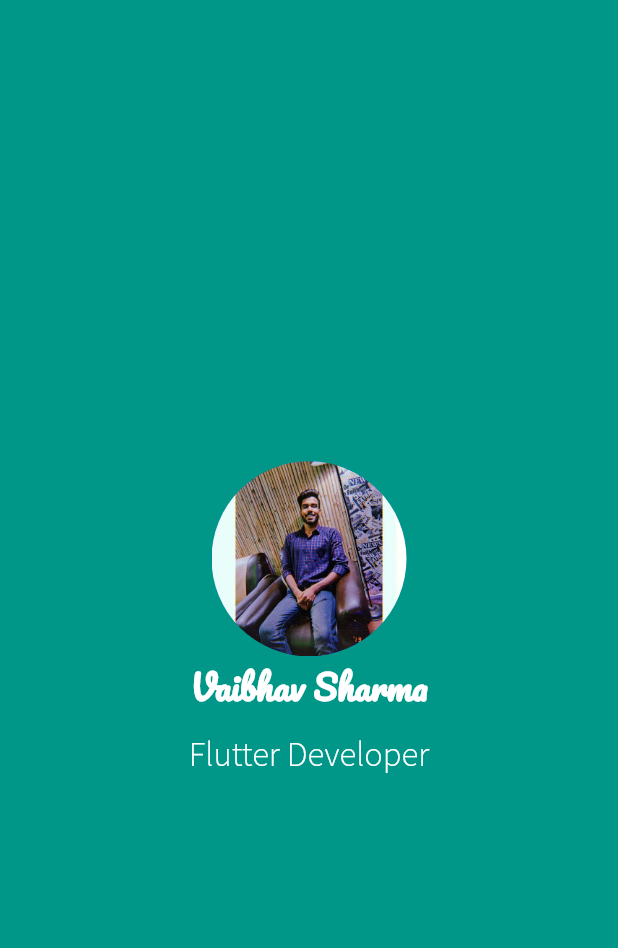
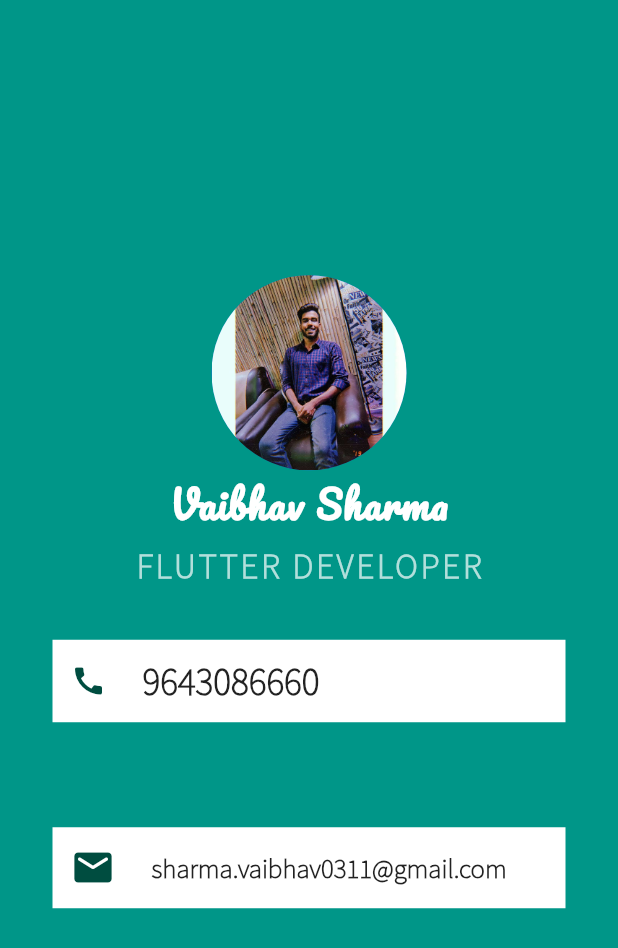
Before and after one commit to vaibhv0311/contact_card, a Flutter app: the screen it shows after launch, on a phone screen of 412 x 824 dp. Shown: the top 948 px of the screen. Run offline on Flutter 3.47's test engine with Material 2 defaults, Android fonts, the phone set to English and light mode, and no system bars.

Commit message:
added user details

```diff
--- a/lib/main.dart
+++ b/lib/main.dart
@@ -26,21 +26,80 @@ class MyApp extends StatelessWidget {
                 "Vaibhav Sharma",
                 style: TextStyle(
                   color: Colors.white,
-                  fontSize: 23,
+                  fontSize: 25,
+                  letterSpacing: 1,
                   fontFamily: 'Pacifico',
                   fontWeight: FontWeight.bold,
                 ),
               ),
               SizedBox(
-                height: 10,
+                height: 5,
               ),
               Text(
-                "Flutter Developer",
+                "FLUTTER DEVELOPER",
                 style: TextStyle(
-                  color: Colors.white,
+                  letterSpacing: 2,
+                  color: Colors.teal[100],
                   fontSize: 23,
                   fontFamily: 'Sans Pro',
-                  fontStyle: FontStyle.normal,
+                  fontWeight: FontWeight.bold,
+                ),
+              ),
+              Container(
+                color: Colors.white,
+                margin: EdgeInsets.all(35),
+                child: SafeArea(
+                  child: Row(
+                    children: [
+                      Padding(
+                        padding: const EdgeInsets.all(12.0),
+                        child: Icon(
+                          Icons.call,
+                          color: Colors.teal[900],
+                        ),
+                      ),
+                      Padding(
+                        padding: const EdgeInsets.all(12.0),
+                        child: Text(
+                          "9643086660",
+                          style: TextStyle(
+                            fontSize: 25,
+                            fontFamily: 'Sans Pro',
+                            fontWeight: FontWeight.bold,
+                          ),
+                        ),
+                      ),
+                    ],
+                  ),
+                ),
+              ),
+              Container(
+                color: Colors.white,
+                margin: EdgeInsets.all(35),
+                child: SafeArea(
+                  child: Row(
+                    children: [
+                      Padding(
+                        padding: const EdgeInsets.all(12.0),
+                        child: Icon(
+                          Icons.email_rounded,
+                          size: 30,
+                          color: Colors.teal[900],
+                        ),
+                      ),
+                      Padding(
+                        padding: const EdgeInsets.all(12.0),
+                        child: Text(
+                          "sharma.vaibhav0311@gmail.com",
+                          style: TextStyle(
+                            fontSize: 18,
+                            fontFamily: 'Sans Pro',
+                            fontWeight: FontWeight.bold,
+                          ),
+                        ),
+                      ),
+                    ],
+                  ),
                 ),
               ),
             ],
--- a/pubspec.yaml
+++ b/pubspec.yaml
@@ -38,4 +38,3 @@ flutter:
     - family: Sans Pro
       fonts:
         - asset: fonts/SourceSansPro-ExtraLight.ttf
-        - asset: fonts/SourceSansPro-Light.ttf
```
